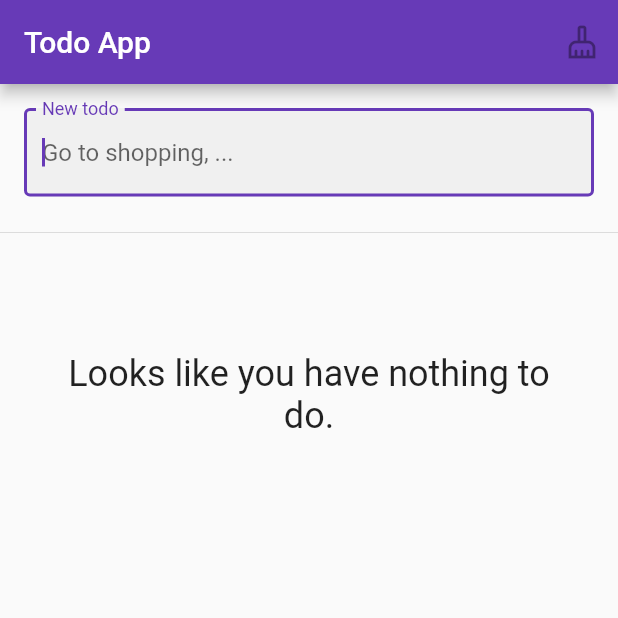
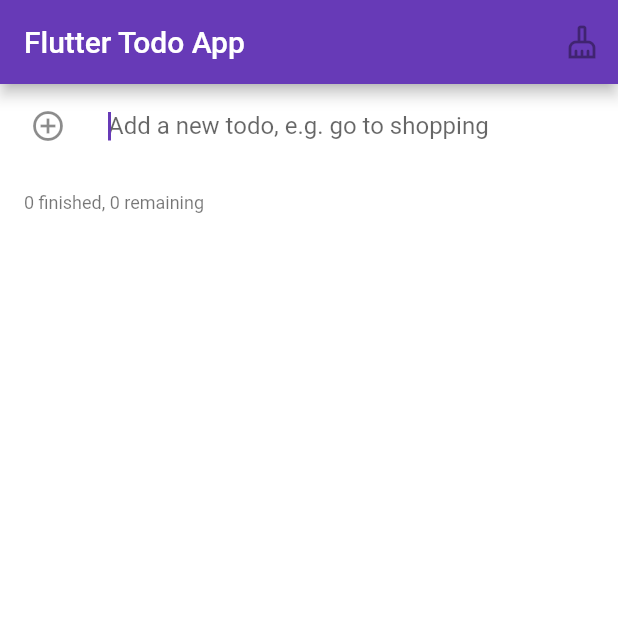
Before and after one commit to heokhe/flutter-todo-app, a Flutter app: the screen it shows after launch, on a phone screen of 412 x 824 dp, the top half of it. Run offline on Flutter 3.47's test engine with Material 2 defaults, Android fonts, the phone set to English and light mode, and no system bars.

Commit message:
Wrap things in a big card, Use a ListTile for the form

```diff
--- a/lib/form.dart
+++ b/lib/form.dart
@@ -7,24 +7,24 @@ class TodoForm extends StatelessWidget {
   @override
   Widget build(BuildContext context) {
     TextEditingController controller = TextEditingController();
-    return Padding(
-        padding: EdgeInsets.all(16),
-        child: TextFormField(
+    return ListTile(
+      leading: Padding(
+          padding: EdgeInsets.only(left: 4),
+          child: Icon(Icons.add_circle_outline)),
+      title: TextField(
         autofocus: true,
         controller: controller,
-          textInputAction: TextInputAction.done,
-          keyboardType: TextInputType.text,
-          onFieldSubmitted: (text) {
+        keyboardAppearance: Theme.of(context).brightness,
+        onSubmitted: (text) {
           if (text.length > 0) {
             onSubmit(text);
             controller.clear();
           }
         },
-          decoration: InputDecoration(
-              filled: true,
-              labelText: 'New todo',
-              hintText: 'Go to shopping, ...',
-              border: OutlineInputBorder()),
-        ));
+        decoration: InputDecoration.collapsed(
+            hintText: 'Add a new todo, e.g. go to shopping',
+            border: InputBorder.none),
+      ),
+    );
   }
 }
--- a/lib/main.dart
+++ b/lib/main.dart
@@ -70,7 +70,7 @@ class _MyAppState extends State<MyApp> {
   @override
   Widget build(BuildContext context) {
     return MaterialApp(
-        title: 'Todo App',
+        title: 'Flutter Todo App',
         color: Colors.deepPurple,
         theme: ThemeData(
             primarySwatch: Colors.deepPurple, accentColor: Colors.teal),
@@ -80,7 +80,7 @@ class _MyAppState extends State<MyApp> {
             accentColor: Colors.tealAccent),
         home: Scaffold(
             appBar: AppBar(
-              title: Text('Todo App'),
+              title: Text('Flutter Todo App'),
               actions: [
                 IconButton(
                     tooltip: 'Delete finished todos',
@@ -88,31 +88,26 @@ class _MyAppState extends State<MyApp> {
                     onPressed: _finishedCount > 0 ? _deleteFinishedTodos : null)
               ],
             ),
-            body: ListView(
-              children: [
-                TodoForm(onSubmit: _addTodo),
-                Divider(),
+            body: Center(
+                child: Container(
+                    constraints: BoxConstraints(maxWidth: 560),
+                    child: Card(
+                        margin: EdgeInsets.zero,
+                        clipBehavior: Clip.hardEdge,
+                        shape: RoundedRectangleBorder(),
+                        child: ListView(primary: true, children: [
                           for (int i = 0; i < _todos.length; i++)
                             TodoItem(
                               todo: _todos[i],
                               onToggle: () => _toggleTodo(i),
                               onDelete: () => _deleteTodo(i),
                             ),
-                _todos.length == 0
-                    ? Padding(
-                        padding: EdgeInsets.fromLTRB(32, 72, 32, 0),
-                        child: Text(
-                          'Looks like you have nothing to do.',
-                          style: Theme.of(context).textTheme.headline5,
-                          softWrap: true,
-                          textAlign: TextAlign.center,
-                        ))
-                    : Padding(
+                          TodoForm(onSubmit: _addTodo),
+                          Padding(
                               padding: EdgeInsets.all(16),
                               child: Text(
                                   '$_finishedCount finished, ${_todos.length - _finishedCount} remaining',
                                   style: Theme.of(context).textTheme.caption))
-              ],
-            )));
+                        ]))))));
   }
 }
```
Also changed, not shown: 1 other file. Lines whose indentation alone changed are shown as unchanged.
